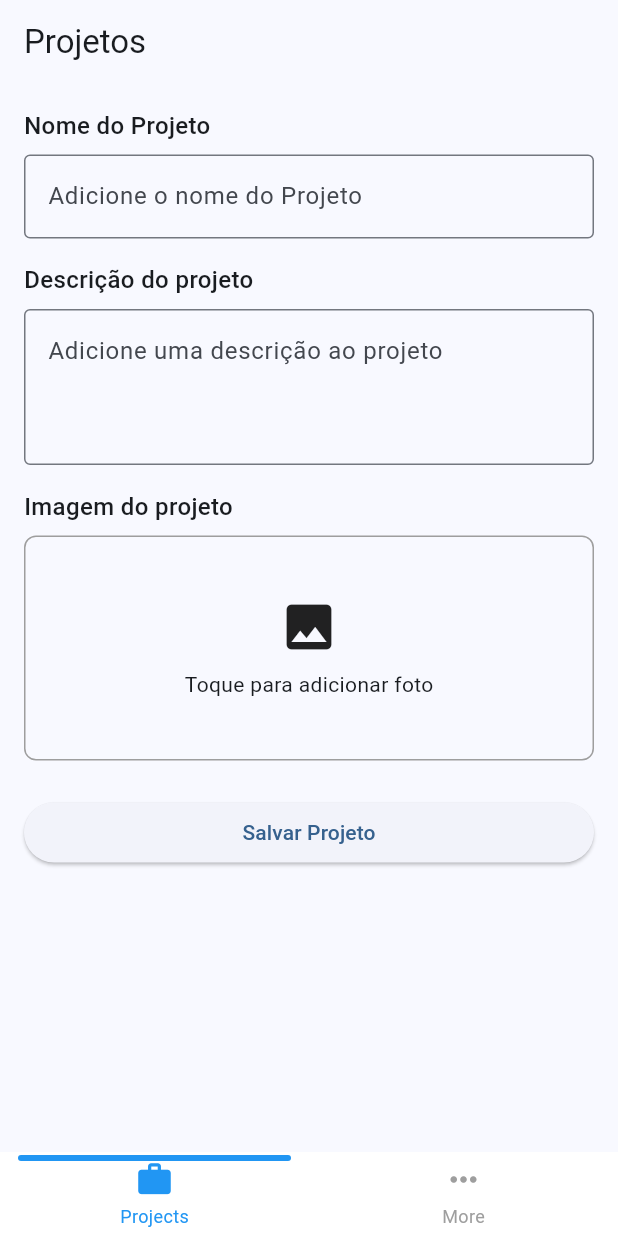
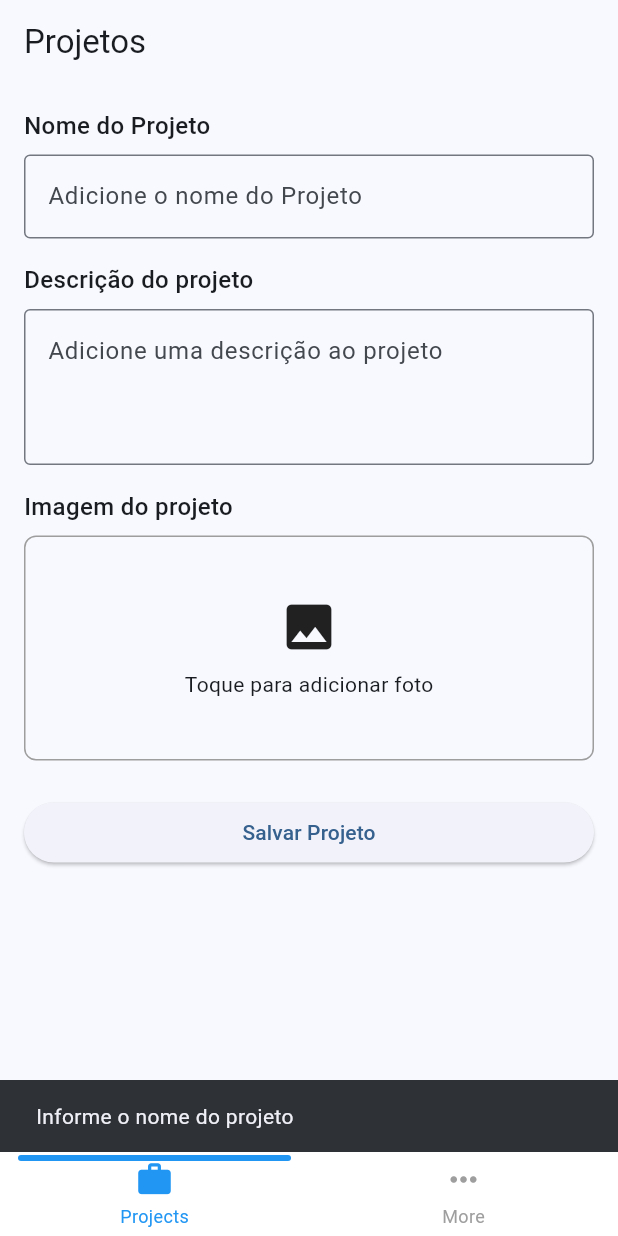
Before and after one commit to devjuanjso/rh_residencia, a Flutter app: the screen it shows after launch, after a tap on "Salvar Projeto", on a phone screen of 412 x 824 dp. Run offline on Flutter 3.47's test engine with Material 3 defaults, Android fonts, the phone set to English and light mode, and no system bars; drawn by our look-alikes of persistent_bottom_nav_bar; our stand-ins replace image_picker.

Commit message:
criacao de projetos ok

```diff
--- a/rh-mobile/rh_app/lib/features/projects/view/projects_page.dart
+++ b/rh-mobile/rh_app/lib/features/projects/view/projects_page.dart
@@ -2,6 +2,7 @@ import 'dart:io';
 
 import 'package:flutter/material.dart';
 import 'package:image_picker/image_picker.dart';
+import 'package:rh_app/features/projects/controller/projects_controller.dart';
 
 class ProjectsPage extends StatefulWidget {
   const ProjectsPage({super.key});
@@ -13,9 +14,12 @@ class ProjectsPage extends StatefulWidget {
 class _ProjectsPageState extends State<ProjectsPage> {
   final TextEditingController projectNameController =
       TextEditingController();
+  final TextEditingController projectDescriptionController =
+      TextEditingController();
 
   File? _image;
   final ImagePicker _picker = ImagePicker();
+  bool loading = false;
 
   Future<void> _pickImage() async {
     final XFile? pickedImage =
@@ -28,9 +32,43 @@ class _ProjectsPageState extends State<ProjectsPage> {
     }
   }
 
-  void _salvarProjeto() {
-    print('📝 Nome: ${projectNameController.text}');
-    print('🖼️ Imagem selecionada: ${_image != null}');
+  Future<void> _salvarProjeto() async {
+    if (projectNameController.text.isEmpty) {
+      ScaffoldMessenger.of(context).showSnackBar(
+        const SnackBar(content: Text('Informe o nome do projeto')),
+      );
+      return;
+    }
+
+    setState(() {
+      loading = true;
+    });
+
+    final sucesso = await ProjectController.criarProjeto(
+      nome: projectNameController.text,
+      descricao: projectDescriptionController.text,
+      imagem: _image,
+    );
+
+    setState(() {
+      loading = false;
+    });
+
+    if (sucesso) {
+      ScaffoldMessenger.of(context).showSnackBar(
+        const SnackBar(content: Text('Projeto criado com sucesso')),
+      );
+
+      projectNameController.clear();
+      projectDescriptionController.clear();
+      setState(() {
+        _image = null;
+      });
+    } else {
+      ScaffoldMessenger.of(context).showSnackBar(
+        const SnackBar(content: Text('Erro ao criar projeto')),
+      );
+    }
   }
 
   @override
@@ -41,6 +79,7 @@ class _ProjectsPageState extends State<ProjectsPage> {
       ),
       body: Padding(
         padding: const EdgeInsets.all(16),
+        child: SingleChildScrollView(
           child: Column(
             crossAxisAlignment: CrossAxisAlignment.start,
             children: [
@@ -64,9 +103,10 @@ class _ProjectsPageState extends State<ProjectsPage> {
                 style: TextStyle(fontSize: 16, fontWeight: FontWeight.w500),
               ),
               const SizedBox(height: 8),
-            const TextField(
+              TextField(
+                controller: projectDescriptionController,
                 maxLines: 3,
-              decoration: InputDecoration(
+                decoration: const InputDecoration(
                   hintText: 'Adicione uma descrição ao projeto',
                   border: OutlineInputBorder(),
                 ),
@@ -96,7 +136,7 @@ class _ProjectsPageState extends State<ProjectsPage> {
                             children: [
                               Icon(Icons.image, size: 40),
                               SizedBox(height: 8),
-                            Text("Toque para adicionar foto"),
+                              Text('Toque para adicionar foto'),
                             ],
                           ),
                         )
@@ -115,14 +155,16 @@ class _ProjectsPageState extends State<ProjectsPage> {
               SizedBox(
                 width: double.infinity,
                 child: ElevatedButton(
-                onPressed: _salvarProjeto,
-                child: const Text('Salvar Projeto'),
+                  onPressed: loading ? null : _salvarProjeto,
+                  child: loading
+                      ? const CircularProgressIndicator()
+                      : const Text('Salvar Projeto'),
                 ),
               ),
             ],
           ),
         ),
+      ),
     );
   }
-
 }
```
Also changed, not shown: rh-mobile/rh_app/lib/features/projects/controller/projects_controller.dart (+7 -15 lines), rh-mobile/rh_app/lib/features/projects/viewmodel/projects_viewmodel.dart (+17 -14 lines), 1 other file. Lines whose indentation alone changed are shown as unchanged.
